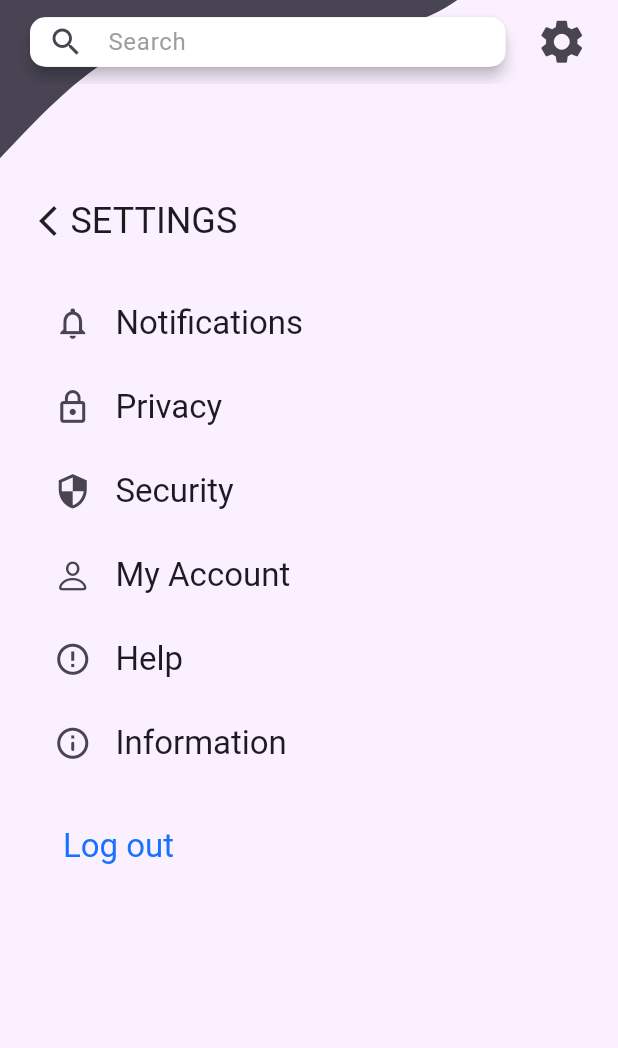
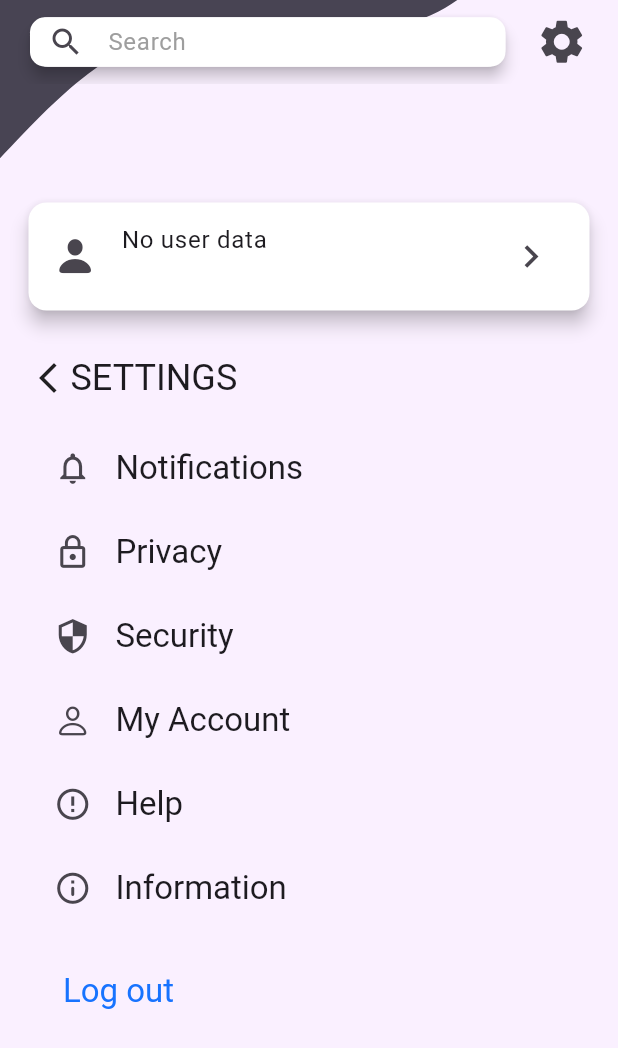
Before and after one commit to paraspithadiya10/Coupon_app, a Flutter app: the ProfileScreen screen opened directly, on a phone screen of 412 x 824 dp. Shown: the top 1048 px of the screen. Run offline on Flutter 3.47's test engine with Material 3 defaults, Android fonts, the phone set to English and light mode, and no system bars; our stand-ins replace flutter_svg, shared_preferences, sqflite; accounts and stored records are empty; project files that could hold a hidden picture were left out.

Commit message:
create custom widgets

```diff
--- a/lib/data/preferences/pref_keys.dart
+++ b/lib/data/preferences/pref_keys.dart
@@ -1,2 +1,2 @@
 const String keyLogin = "login";
-const String keyEmail = "emnail";
+const String keyUserId = "userId";
--- a/lib/screens/profile_screen.dart
+++ b/lib/screens/profile_screen.dart
@@ -1,9 +1,10 @@
 import 'package:demo_app/data/local/db_helper.dart';
 import 'package:demo_app/data/preferences/pref_keys.dart';
 import 'package:demo_app/screens/login_screen.dart';
+import 'package:demo_app/widgets/appbar_with_search_and_icon.dart';
+import 'package:demo_app/widgets/profile_listtile_widget.dart';
 import 'package:flutter/cupertino.dart';
 import 'package:flutter/material.dart';
-import 'package:flutter_svg/svg.dart';
 import 'package:shared_preferences/shared_preferences.dart';
 
 class ProfileScreen extends StatefulWidget {
@@ -15,26 +16,42 @@ class ProfileScreen extends StatefulWidget {
 
 class _ProfileScreenState extends State<ProfileScreen> {
   DbHelper? dbRef;
+  List<Map<String, Object?>> currentUser = [];
+
+  @override
+  void initState() {
+    super.initState();
+    dbRef = DbHelper.getInstance;
+    getCurrentUser();
+  }
+
+  Future<List<Map<String, Object?>>> getCurrentUser() async {
+    currentUser = await dbRef!.getUserByStoredId();
+    setState(() {});
+    return currentUser;
+  }
 
   void deleteAccount() async {
     var sharedPref = await SharedPreferences.getInstance();
-    sharedPref.setBool(keyLogin, false);
+    await sharedPref.setBool(keyLogin, false);
+
+    if (!mounted) return;
     Navigator.pushReplacement(
-        context, MaterialPageRoute(builder: (context) => LoginScreen()));
+        context, MaterialPageRoute(builder: (context) => const LoginScreen()));
   }
 
   @override
   Widget build(BuildContext context) {
     final double height = MediaQuery.sizeOf(context).height;
-    final double width = MediaQuery.sizeOf(context).width;
 
-    List<ProfileList> profileMenuList = <ProfileList>[
-      ProfileList(icon: Icons.notifications_outlined, label: 'Notifications'),
-      ProfileList(icon: Icons.lock_outline, label: 'Privacy'),
-      ProfileList(icon: Icons.security_outlined, label: 'Security'),
-      ProfileList(icon: CupertinoIcons.person, label: 'My Account'),
-      ProfileList(icon: Icons.error_outline, label: 'Help'),
-      ProfileList(icon: Icons.info_outline_rounded, label: 'Information')
+    List<ProfileMenuList> profileMenuList = <ProfileMenuList>[
+      ProfileMenuList(
+          icon: Icons.notifications_outlined, label: 'Notifications'),
+      ProfileMenuList(icon: Icons.lock_outline, label: 'Privacy'),
+      ProfileMenuList(icon: Icons.security_outlined, label: 'Security'),
+      ProfileMenuList(icon: CupertinoIcons.person, label: 'My Account'),
+      ProfileMenuList(icon: Icons.error_outline, label: 'Help'),
+      ProfileMenuList(icon: Icons.info_outline_rounded, label: 'Information')
     ];
 
     return Scaffold(
@@ -43,10 +60,19 @@ class _ProfileScreenState extends State<ProfileScreen> {
         child: Column(
           crossAxisAlignment: CrossAxisAlignment.start,
           children: [
-            _customAppBarUI(height, width),
+            AppbarWithSearchAndIcon(icon: Icons.settings),
+            if (currentUser.isNotEmpty)
+              ProfileListTile(
+                  title: '${currentUser.first['username']}',
+                  subtitle: '${currentUser.first['email']}')
+            else
+              ProfileListTile(title: 'No user data', subtitle: ''),
+            SizedBox(
+              height: height * 0.03,
+            ),
             _settingTitleUI(context),
             SizedBox(
-              height: height * 0.03,
+              height: height * 0.02,
             ),
             Container(
               padding: EdgeInsets.only(left: 20),
@@ -104,52 +130,6 @@ class _ProfileScreenState extends State<ProfileScreen> {
     );
   }
 
-  Widget _customAppBarUI(height, width) {
-    return Stack(
-      children: [
-        Container(
-          height: height * 0.1,
-          width: width * 1.0,
-          color: Color(0xffFAF0FF),
-        ),
-        SvgPicture.asset(
-          'assets/images/home_background_1st_layer.svg',
-          fit: BoxFit.fill,
-        ),
-        AppBar(
-          backgroundColor: Colors.transparent,
-          automaticallyImplyLeading: false,
-          elevation: 0,
-          title: Card(
-            elevation: 4,
-            child: SizedBox(
-              height: height * 0.04,
-              child: TextFormField(
-                decoration: InputDecoration(
-                    prefixIcon: Icon(Icons.search),
-                    labelText: 'Search',
-                    labelStyle: TextStyle(color: Colors.grey),
-                    fillColor: Colors.white,
-                    filled: true,
-                    border: OutlineInputBorder(
-                        borderRadius: BorderRadius.circular(10),
-                        borderSide: BorderSide.none)),
-              ),
-            ),
-          ),
-          actions: [
-            Padding(
-                padding: const EdgeInsets.only(right: 20.0),
-                child: Icon(
-                  Icons.settings,
-                  size: 35,
-                )),
-          ],
-        )
-      ],
-    );
-  }
-
   Widget _settingTitleUI(context) {
     return Padding(
       padding: EdgeInsets.only(left: 20.0),
@@ -171,8 +151,8 @@ class _ProfileScreenState extends State<ProfileScreen> {
   }
 }
 
-class ProfileList {
-  const ProfileList({required this.icon, required this.label});
+class ProfileMenuList {
+  const ProfileMenuList({required this.icon, required this.label});
 
   final IconData icon;
   final String label;
--- /dev/null
+++ b/lib/widgets/appbar_with_search_and_icon.dart
@@ -0,0 +1,57 @@
+import 'package:demo_app/widgets/svg_picture_widget.dart';
+import 'package:flutter/material.dart';
+
+class AppbarWithSearchAndIcon extends StatelessWidget {
+  const AppbarWithSearchAndIcon({super.key, required this.icon});
+
+  final IconData icon;
+
+  @override
+  Widget build(BuildContext context) {
+    final double height = MediaQuery.sizeOf(context).height;
+    final double width = MediaQuery.sizeOf(context).width;
+
+    return Stack(
+      children: [
+        Container(
+          height: height * 0.1,
+          width: width * 1.0,
+          color: Color(0xffFAF0FF),
+        ),
+        SvgPictureWidget(
+          imagePath: 'assets/images/home_background_1st_layer.svg',
+        ),
+        AppBar(
+          backgroundColor: Colors.transparent,
+          automaticallyImplyLeading: false,
+          elevation: 0,
+          title: Card(
+            elevation: 4,
+            child: SizedBox(
+              height: height * 0.04,
+              child: TextFormField(
+                decoration: InputDecoration(
+                    prefixIcon: Icon(Icons.search),
+                    labelText: 'Search',
+                    labelStyle: TextStyle(color: Colors.grey),
+                    fillColor: Colors.white,
+                    filled: true,
+                    border: OutlineInputBorder(
+                        borderRadius: BorderRadius.circular(10),
+                        borderSide: BorderSide.none)),
+              ),
+            ),
+          ),
+          actions: [
+            Padding(
+                padding: const EdgeInsets.only(right: 20.0),
+                child: Icon(
+                  icon,
+                  size: 35,
+                )),
+          ],
+        )
+      ],
+    );
+  }
+}
--- /dev/null
+++ b/lib/widgets/profile_listtile_widget.dart
@@ -0,0 +1,33 @@
+import 'package:flutter/cupertino.dart';
+import 'package:flutter/material.dart';
+
+class ProfileListTile extends StatelessWidget {
+  const ProfileListTile(
+      {super.key, required this.title, required this.subtitle});
+
+  final String title;
+  final String subtitle;
+
+  @override
+  Widget build(BuildContext context) {
+    return Padding(
+      padding: const EdgeInsets.symmetric(horizontal: 15.0),
+      child: Card(
+        color: Colors.white,
+        elevation: 5,
+        child: ListTile(
+          leading: Icon(
+            CupertinoIcons.person_fill,
+            size: 30,
+          ),
+          title: Text(title),
+          subtitle: Text(subtitle),
+          trailing: Icon(
+            Icons.navigate_next,
+            size: 30,
+          ),
+        ),
+      ),
+    );
+  }
+}
--- /dev/null
+++ b/lib/widgets/svg_picture_widget.dart
@@ -0,0 +1,21 @@
+import 'package:flutter/material.dart';
+import 'package:flutter_svg/svg.dart';
+
+class SvgPictureWidget extends StatelessWidget {
+  const SvgPictureWidget(
+      {super.key, this.width, required this.imagePath, this.height});
+
+  final double? width;
+  final double? height;
+  final String imagePath;
+
+  @override
+  Widget build(BuildContext context) {
+    return SvgPicture.asset(
+      width: width,
+      height: height,
+      imagePath,
+      fit: BoxFit.fill,
+    );
+  }
+}
```
Also changed, not shown: lib/data/local/db_helper.dart (+4 -13 lines), lib/screens/login_screen.dart (+7 -41 lines), lib/screens/sign_up_screen.dart (+15 -7 lines), lib/widgets/login_header_graphics.dart (added, +41 -0 lines).
